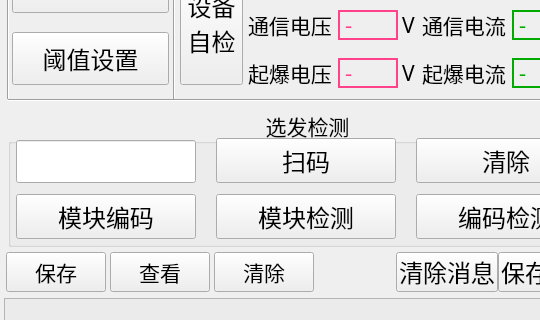
Before: the Qt Designer form Detector.ui in LeeGingko/Terminal, drawn with Qt 5; both pictures show x 0 to 540 and y 154 to 474 of the 1366 by 728 pixel window.
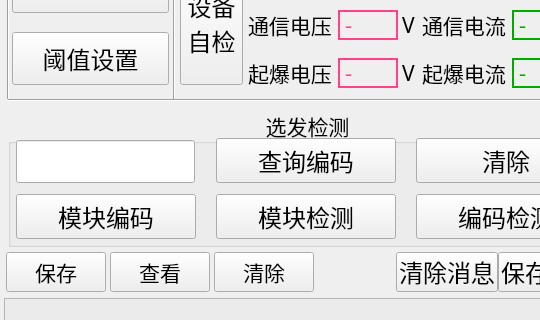
After: the same form once the commit is applied.

Commit message: 1 编号查询 2 检测完成之后自动删除输入编码，暂时解决扫毛输入无法覆盖问题

```diff
--- a/Detector.ui
+++ b/Detector.ui
@@ -343,7 +343,7 @@
       <cursorShape>OpenHandCursor</cursorShape>
      </property>
      <property name="text">
-      <string>扫码</string>
+      <string>查询编码</string>
      </property>
      <property name="shortcut">
       <string>Ctrl+3</string>
@@ -354,7 +354,7 @@
       <rect>
        <x>8</x>
        <y>32</y>
-       <width>180</width>
+       <width>179</width>
        <height>43</height>
       </rect>
      </property>
@@ -369,6 +369,21 @@
      <property name="text">
       <string/>
      </property>
+     <property name="maxLength">
+      <number>5</number>
+     </property>
+     <property name="frame">
+      <bool>true</bool>
+     </property>
+     <property name="echoMode">
+      <enum>QLineEdit::Normal</enum>
+     </property>
+     <property name="cursorMoveStyle">
+      <enum>Qt::LogicalMoveStyle</enum>
+     </property>
+     <property name="clearButtonEnabled">
+      <bool>true</bool>
+     </property>
     </widget>
     <widget class="QPushButton" name="pushBtn_deviceDetection">
      <property name="geometry">
```
Left out of the diff: 21 changed lines with no effect on the pictures. The commit also changes 8 other files.
